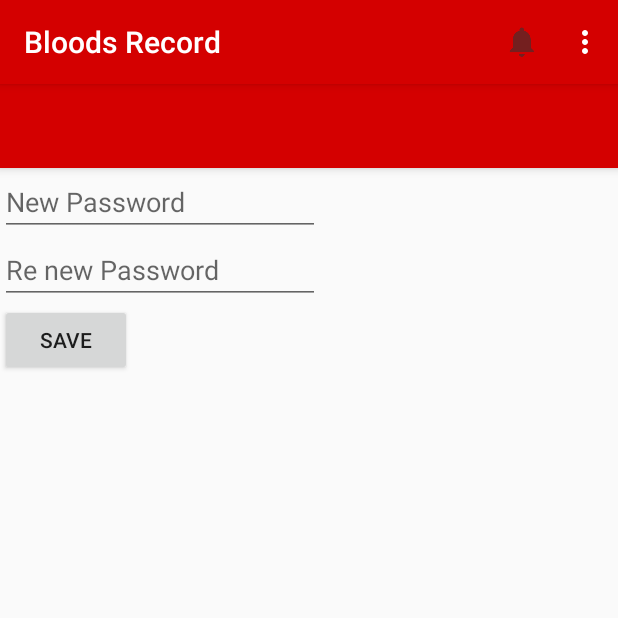
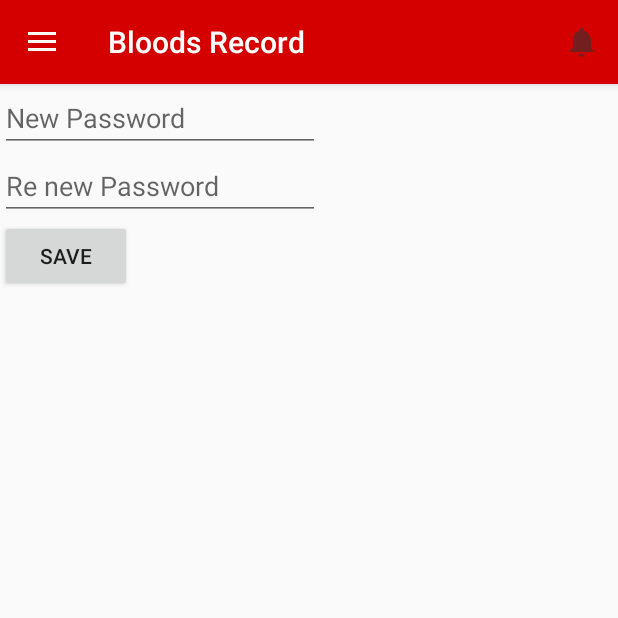
Before and after one commit to jirawan-chuapradit/AB-A-B-O-Keep-Bloods-Record, an Android app: the fragment UpdatePasswordFragment placed in its activity, on a phone screen of 412 x 824 dp, the top half of it. Run offline under Robolectric (Android 15) with nearby library versions, the phone set to English and light mode, and no system bars; our stand-ins replace Firebase (no records; nobody signed in at launch, a user with empty details on screens opened directly).

Commit message:
menu bar can show

```diff
--- a/BloodsRecord/app/src/main/java/com/example/suttidasat/bloodsrecord/MainActivity.java
+++ b/BloodsRecord/app/src/main/java/com/example/suttidasat/bloodsrecord/MainActivity.java
@@ -10,13 +10,15 @@ import android.support.v7.app.AppCompatActivity;
 import android.os.Bundle;
 import android.view.MenuItem;
 import android.view.Window;
-import android.widget.Toolbar;
+//import android.widget.Toolbar;
+import android.support.v7.widget.Toolbar;
 
 import com.example.suttidasat.bloodsrecord.Interface.DonatorProfileFragment;
 import com.example.suttidasat.bloodsrecord.Interface.LoginFragment;
 import com.example.suttidasat.bloodsrecord.Interface.TimeLineFragment;
 import com.example.suttidasat.bloodsrecord.model.MyService;
 import com.google.firebase.auth.FirebaseAuth;
+
 
 public class MainActivity extends AppCompatActivity implements NavigationView.OnNavigationItemSelectedListener {
 
@@ -42,17 +44,15 @@ public class MainActivity extends AppCompatActivity implements NavigationView.On
         drawerLayout.addDrawerListener(toggle);
         toggle.syncState();
 
-        if(savedInstanceState == null) {
-        getSupportFragmentManager()
-                        .beginTransaction()
-                        .replace(R.id.main_view,
-                                new TimeLineFragment()).commit();
-            navigationView.setCheckedItem(R.id.nav_home);
-        }
+//        if(savedInstanceState == null) {
+//        getSupportFragmentManager()
+//                        .beginTransaction()
+//                        .replace(R.id.main_view,
+//                                new DonatorProfileFragment()).commit();
+//            navigationView.setCheckedItem(R.id.nav_profile);
+//        }
     }
 
-    private void setSupportActionBar(Toolbar toolbar) {
-    }
 
     @Override
     public boolean onNavigationItemSelected(@NonNull MenuItem menuItem) {
@@ -71,7 +71,8 @@ public class MainActivity extends AppCompatActivity implements NavigationView.On
                 break;
             case R.id.nav_sign_out:
                 FirebaseAuth.getInstance().signOut();
-                stopService(new Intent(String.valueOf(MyService.class)));
+                Intent intent = new Intent(MainActivity.this,MyService.class );
+                stopService(intent);
                 getSupportFragmentManager()
                         .beginTransaction()
                         .replace(R.id.main_view,
--- a/BloodsRecord/app/src/main/res/menu/menu.xml
+++ b/BloodsRecord/app/src/main/res/menu/menu.xml
@@ -10,18 +10,18 @@
         android:title="notifyBell"
         app:actionLayout="@layout/custom_action_item_layout"
         app:showAsAction="ifRoom" />
-    <item
-        android:id="@+id/timeline"
-        android:title="Home" />
+    <!--<item-->
+        <!--android:id="@+id/timeline"-->
+        <!--android:title="Home" />-->
 
 
-    <item
-        android:id="@+id/donatorProfile"
-        android:title="My Profile" />
+    <!--<item-->
+        <!--android:id="@+id/donatorProfile"-->
+        <!--android:title="My Profile" />-->
 
 
-    <item
-        android:id="@+id/sigOut"
-        android:title="Sign Out" />
+    <!--<item-->
+        <!--android:id="@+id/sigOut"-->
+        <!--android:title="Sign Out" />-->
 
 </menu>
--- a/BloodsRecord/app/src/main/res/values/strings.xml
+++ b/BloodsRecord/app/src/main/res/values/strings.xml
@@ -9,7 +9,6 @@
     <string name="back">ย้อนกลับ</string>
 
 
-    //nav_bar
     <string name="navigation_drawer_open">Open navigation drawer</string>
     <string name="navigation_drawer_close">Close navigation drawer</string>
 
--- a/BloodsRecord/app/src/main/res/values/styles.xml
+++ b/BloodsRecord/app/src/main/res/values/styles.xml
@@ -1,7 +1,7 @@
 <resources>
 
     <!-- Base application theme. -->
-    <style name="AppTheme" parent="Theme.AppCompat.Light.DarkActionBar">
+    <style name="AppTheme" parent="Theme.AppCompat.Light.NoActionBar">
         <!-- Customize your theme here. -->
         <item name="colorPrimary">@color/colorPrimary</item>
         <item name="colorPrimaryDark">@color/colorPrimaryDark</item>
```
Also changed, not shown: BloodsRecord/app/src/main/java/com/example/suttidasat/bloodsrecord/Interface/DonatorProfileFragment.java (+29 -29 lines), BloodsRecord/app/src/main/java/com/example/suttidasat/bloodsrecord/Interface/TimeLineFragment.java (+30 -30 lines), BloodsRecord/app/src/main/java/com/example/suttidasat/bloodsrecord/Interface/UpdatePasswordFragment.java (+29 -29 lines), BloodsRecord/app/src/main/java/com/example/suttidasat/bloodsrecord/Interface/notifyFragment.java (+30 -30 lines).
